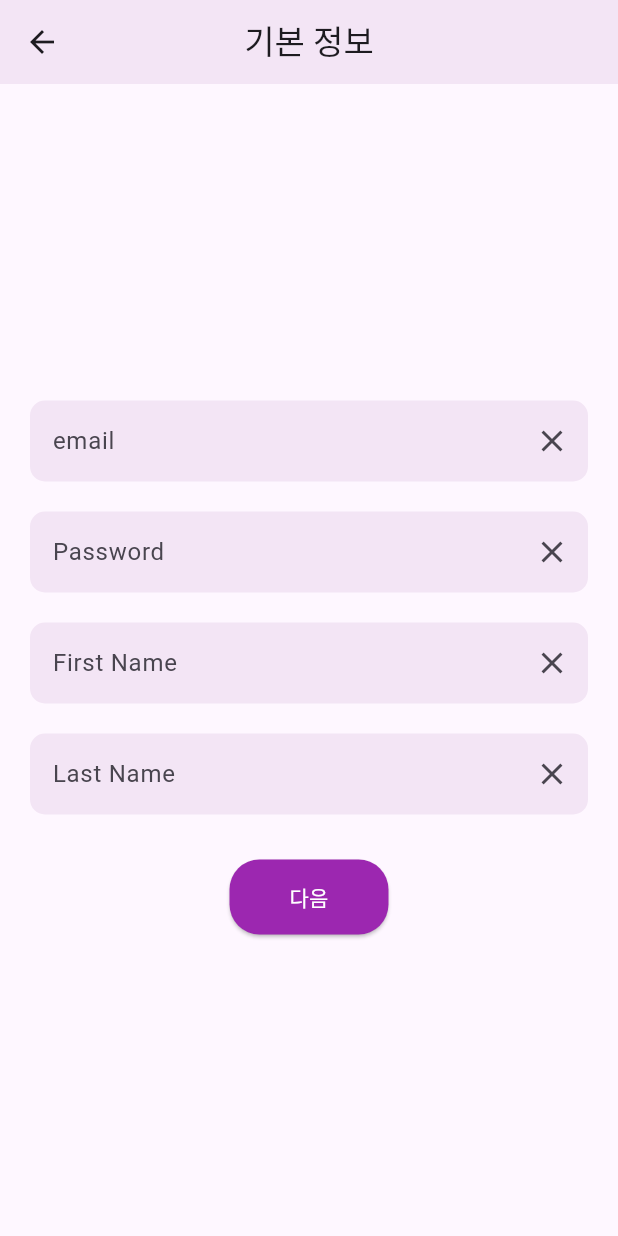
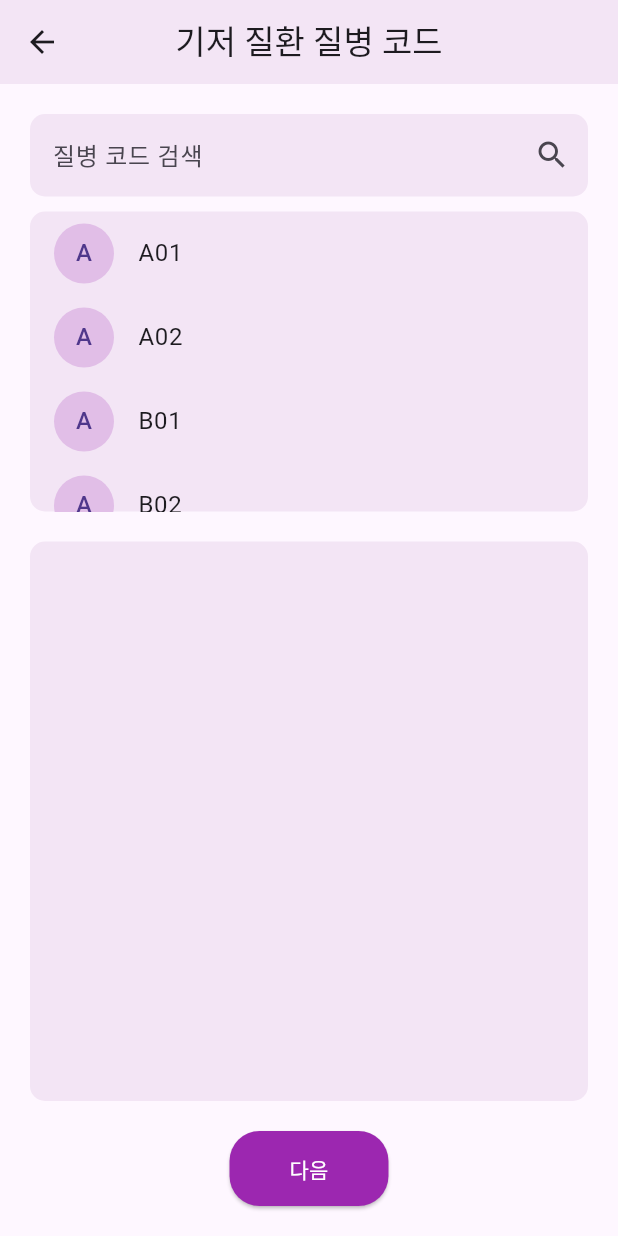
Before and after one commit to meongju0o0/emergency-room-service-front, a Flutter app: the RegistrationScreen screen opened directly, after a tap on "다음", on a phone screen of 412 x 824 dp. Run offline on Flutter 3.47's test engine with Material 3 defaults, Android fonts, the phone set to English and light mode, and no system bars.

Commit message:
registration front finished

```diff
--- a/lib/main.dart
+++ b/lib/main.dart
@@ -14,7 +14,7 @@ class MyApp extends StatelessWidget {
       debugShowCheckedModeBanner: false,
       title: 'Login App',
       theme: ThemeData(primarySwatch: Colors.purple),
-      home: const MainScreen(), // 1번 화면
+      home: const MainScreen(),
     );
   }
 }
--- /dev/null
+++ b/lib/screens/disease_code_screen.dart
@@ -0,0 +1,170 @@
+import 'package:flutter/material.dart';
+import 'medication_screen.dart';
+
+class DiseaseCodeScreen extends StatefulWidget {
+  const DiseaseCodeScreen({super.key});
+
+  @override
+  State<DiseaseCodeScreen> createState() => _DiseaseCodeScreenState();
+}
+
+class _DiseaseCodeScreenState extends State<DiseaseCodeScreen> {
+  final TextEditingController _diseaseCodeController = TextEditingController();
+  final List<String> _currentDiseaseCodes = []; // 추가된 질병 코드
+  final List<String> _dummyDiseaseCodes = [ // 더미 데이터
+    'A01', 'A02', 'B01', 'B02', 'C01', 'C02', 'D01'
+  ];
+  List<String> _filteredDiseaseCodes = []; // 필터링된 질병 코드 리스트
+
+  @override
+  void initState() {
+    super.initState();
+    // 초기화 시 더미 데이터를 필터링 리스트에 복사
+    _filteredDiseaseCodes = List.from(_dummyDiseaseCodes);
+  }
+
+  // 질병 코드를 추가하는 함수
+  void _addDiseaseCode(String code) {
+    if (code.isNotEmpty && !_currentDiseaseCodes.contains(code)) {
+      setState(() {
+        _currentDiseaseCodes.add(code); // 질병 코드 추가
+        _diseaseCodeController.clear(); // 입력 필드 초기화
+        _filterDiseaseCodes(''); // 필터링 재설정
+      });
+    }
+  }
+
+  // 검색어에 따라 질병 코드 필터링
+  void _filterDiseaseCodes(String query) {
+    setState(() {
+      if (query.isEmpty) {
+        _filteredDiseaseCodes = List.from(_dummyDiseaseCodes);
+      } else {
+        _filteredDiseaseCodes = _dummyDiseaseCodes
+            .where((code) => code.toLowerCase().contains(query.toLowerCase()))
+            .toList();
+      }
+    });
+  }
+
+  @override
+  Widget build(BuildContext context) {
+    return Scaffold(
+      appBar: AppBar(
+        title: const Text('기저 질환 질병 코드'),
+        backgroundColor: Colors.purple.shade50,
+        elevation: 0,
+        centerTitle: true,
+      ),
+      body: Column(
+        children: [
+          // 검색창 및 검색 결과 리스트
+          Container(
+            padding: const EdgeInsets.symmetric(horizontal: 20),
+            child: Column(
+              children: [
+                Container(
+                  margin: const EdgeInsets.only(top: 20),
+                  decoration: BoxDecoration(
+                    color: Colors.purple.shade50,
+                    borderRadius: BorderRadius.circular(10),
+                  ),
+                  child: TextField(
+                    controller: _diseaseCodeController,
+                    onChanged: _filterDiseaseCodes,
+                    decoration: const InputDecoration(
+                      hintText: '질병 코드 검색',
+                      border: InputBorder.none,
+                      contentPadding: EdgeInsets.all(15),
+                      suffixIcon: Icon(Icons.search),
+                    ),
+                  ),
+                ),
+                const SizedBox(height: 10),
+                Container(
+                  height: 200, // 검색 결과 리스트에 고정 높이 설정
+                  decoration: BoxDecoration(
+                    color: Colors.purple.shade50,
+                    borderRadius: BorderRadius.circular(10),
+                  ),
+                  child: ListView.builder(
+                    itemCount: _filteredDiseaseCodes.length,
+                    itemBuilder: (context, index) {
+                      final code = _filteredDiseaseCodes[index];
+                      return ListTile(
+                        leading: CircleAvatar(
+                          backgroundColor: Colors.purple.shade100,
+                          child: const Text('A'),
+                        ),
+                        title: Text(code),
+                        onTap: () {
+                          _addDiseaseCode(code);
+                        },
+                      );
+                    },
+                  ),
+                ),
+              ],
+            ),
+          ),
+          const SizedBox(height: 20),
+          // 현재 추가된 질병 코드 리스트
+          Expanded(
+            child: Padding(
+              padding: const EdgeInsets.symmetric(horizontal: 20),
+              child: Container(
+                decoration: BoxDecoration(
+                  color: Colors.purple.shade50,
+                  borderRadius: BorderRadius.circular(10),
+                ),
+                child: ListView.builder(
+                  itemCount: _currentDiseaseCodes.length,
+                  itemBuilder: (context, index) {
+                    final code = _currentDiseaseCodes[index];
+                    return ListTile(
+                      leading: CircleAvatar(
+                        backgroundColor: Colors.purple.shade100,
+                        child: const Icon(Icons.done),
+                      ),
+                      title: Text(code),
+                      trailing: IconButton(
+                        icon: const Icon(Icons.delete, color: Colors.red),
+                        onPressed: () {
+                          setState(() {
+                            _currentDiseaseCodes.remove(code);
+                          });
+                        },
+                      ),
+                    );
+                  },
+                ),
+              ),
+            ),
+          ),
+          const SizedBox(height: 20),
+          // 다음 버튼 추가
+          ElevatedButton(
+            onPressed: () {
+              Navigator.push(
+                context,
+                MaterialPageRoute(builder: (context) => const MedicationScreen()),
+              );
+            },
+            style: ElevatedButton.styleFrom(
+              backgroundColor: Colors.purple,
+              shape: RoundedRectangleBorder(
+                borderRadius: BorderRadius.circular(20),
+              ),
+              padding: const EdgeInsets.symmetric(horizontal: 40, vertical: 15),
+            ),
+            child: const Text(
+              '다음',
+              style: TextStyle(color: Colors.white),
+            ),
+          ),
+          const SizedBox(height: 20),
+        ],
+      ),
+    );
+  }
+}
--- a/lib/screens/registration_screen.dart
+++ b/lib/screens/registration_screen.dart
@@ -1,4 +1,5 @@
 import 'package:flutter/material.dart';
+import 'disease_code_screen.dart';
 
 class RegistrationScreen extends StatelessWidget {
   const RegistrationScreen({super.key});
@@ -16,6 +17,7 @@ class RegistrationScreen extends StatelessWidget {
         child: Column(
           mainAxisAlignment: MainAxisAlignment.center,
           children: [
+            // 기존 입력 폼 유지
             Container(
               margin: const EdgeInsets.symmetric(horizontal: 20, vertical: 10),
               decoration: BoxDecoration(
@@ -31,56 +33,15 @@ class RegistrationScreen extends StatelessWidget {
                 ),
               ),
             ),
-            Container(
-              margin: const EdgeInsets.symmetric(horizontal: 20, vertical: 10),
-              decoration: BoxDecoration(
-                color: Colors.purple.shade50,
-                borderRadius: BorderRadius.circular(10),
-              ),
-              child: const TextField(
-                obscureText: true,
-                decoration: InputDecoration(
-                  hintText: 'Password',
-                  border: InputBorder.none,
-                  contentPadding: EdgeInsets.all(15),
-                  suffixIcon: Icon(Icons.close),
-                ),
-              ),
-            ),
-            Container(
-              margin: const EdgeInsets.symmetric(horizontal: 20, vertical: 10),
-              decoration: BoxDecoration(
-                color: Colors.purple.shade50,
-                borderRadius: BorderRadius.circular(10),
-              ),
-              child: const TextField(
-                decoration: InputDecoration(
-                  hintText: 'First Name',
-                  border: InputBorder.none,
-                  contentPadding: EdgeInsets.all(15),
-                  suffixIcon: Icon(Icons.close),
-                ),
-              ),
-            ),
-            Container(
-              margin: const EdgeInsets.symmetric(horizontal: 20, vertical: 10),
-              decoration: BoxDecoration(
-                color: Colors.purple.shade50,
-                borderRadius: BorderRadius.circular(10),
-              ),
-              child: const TextField(
-                decoration: InputDecoration(
-                  hintText: 'Last Name',
-                  border: InputBorder.none,
-                  contentPadding: EdgeInsets.all(15),
-                  suffixIcon: Icon(Icons.close),
-                ),
-              ),
-            ),
             const SizedBox(height: 20),
             ElevatedButton(
               onPressed: () {
-                // 다음 버튼 동작
+                Navigator.push(
+                  context,
+                  MaterialPageRoute(
+                    builder: (context) => const DiseaseCodeScreen(),
+                  ),
+                );
               },
               style: ElevatedButton.styleFrom(
                 backgroundColor: Colors.purple,
```
Also changed, not shown: lib/screens/medication_screen.dart (added, +170 -0 lines).
